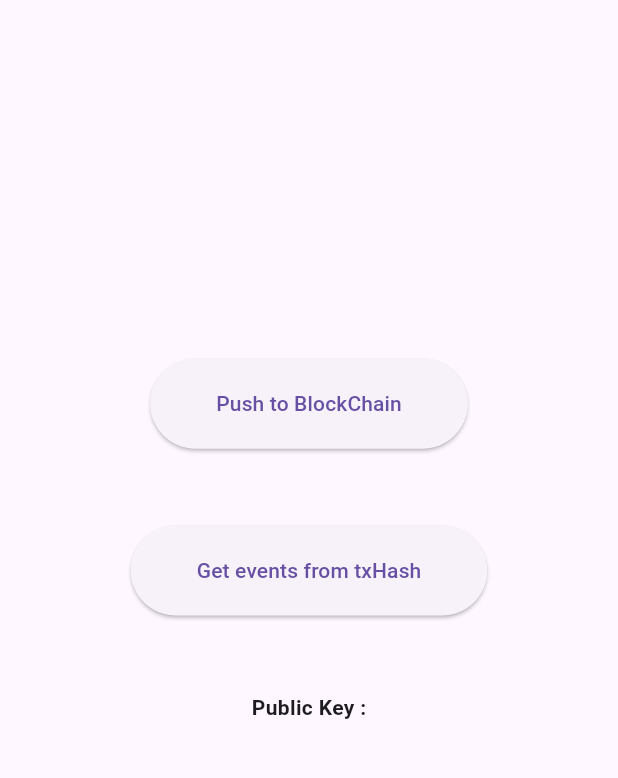
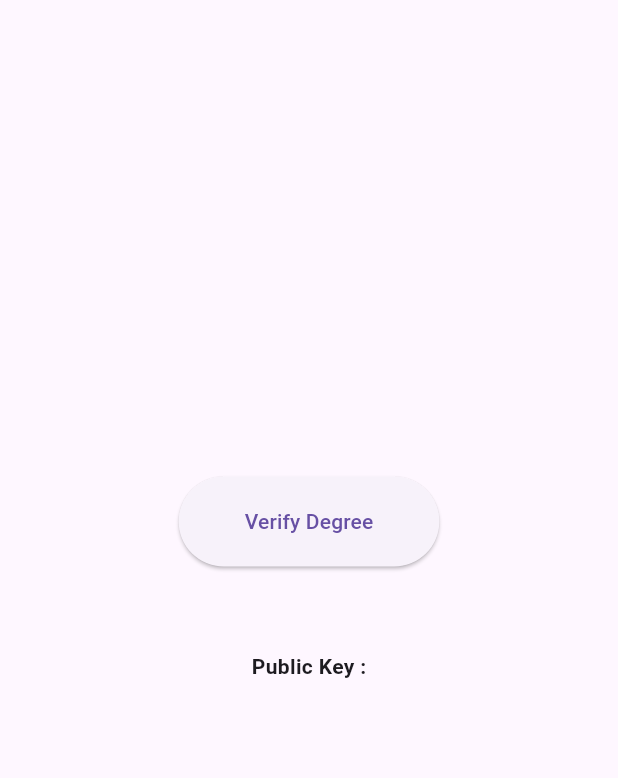
Before and after one commit to majeed-abdul/degree_verification, a Flutter app: the screen it shows after launch, on a phone screen of 412 x 824 dp, the part 63-841 px from its top. Run offline on Flutter 3.47's test engine with Material 2 defaults, Android fonts, the phone set to English and light mode, and no system bars; our stand-ins replace barcode_widget, hex; missing offline and left inert: ecdsa, elliptic, qr_code_scanner, web3dart.

Commit message:
scan screen in mobile platfoems addes

```diff
--- a/lib/screens/home_screen.dart
+++ b/lib/screens/home_screen.dart
@@ -1,7 +1,8 @@
 import 'package:degree_verification/network/keys.dart';
-import 'package:degree_verification/screens/get_event_screen.dart';
 import 'package:degree_verification/screens/publish_screen.dart';
+import 'package:degree_verification/screens/verify_screen.dart';
 import 'package:flutter/material.dart';
+import 'dart:io';
 
 class HomePage extends StatefulWidget {
   const HomePage({super.key});
@@ -26,7 +27,9 @@ class _HomePageState extends State<HomePage> {
           children: [
             const Spacer(flex: 4),
             const Row(),
-            ElevatedButton(
+            Visibility(
+              visible: !Platform.isAndroid,
+              child: ElevatedButton(
                 onPressed: () {
                   Navigator.pushNamed(context, PublishScreen.id);
                 },
@@ -35,15 +38,16 @@ class _HomePageState extends State<HomePage> {
                   child: Text("Push to BlockChain"),
                 ),
               ),
+            ),
             const Spacer(),
             ElevatedButton(
               onPressed: () {
-                // Navigator.pushNamed(context, VerifyScreen.id);
-                Navigator.pushNamed(context, GetEventScreen.id);
+                Navigator.pushNamed(context, VerifyScreen.id);
+                // Navigator.pushNamed(context, GetEventScreen.id); // Test onnly
               },
               child: const Padding(
                 padding: EdgeInsets.all(20),
-                child: Text("Get events from txHash"),
+                child: Text("Verify Degree"),
               ),
             ),
             const Spacer(),
--- a/lib/screens/verify_screen.dart
+++ b/lib/screens/verify_screen.dart
@@ -1,5 +1,4 @@
 import 'dart:io';
-
 import 'package:degree_verification/screens/result_screen.dart';
 import 'package:flutter/material.dart';
 import 'package:qr_code_scanner/qr_code_scanner.dart';
```
Lines whose indentation alone changed are shown as unchanged.
